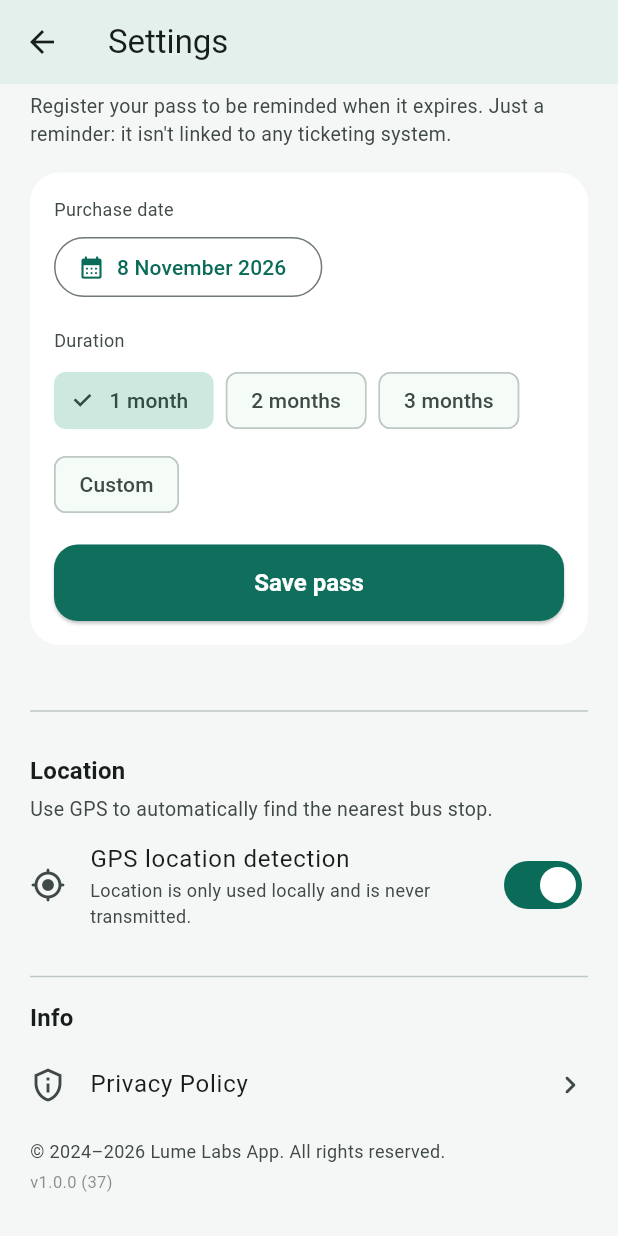
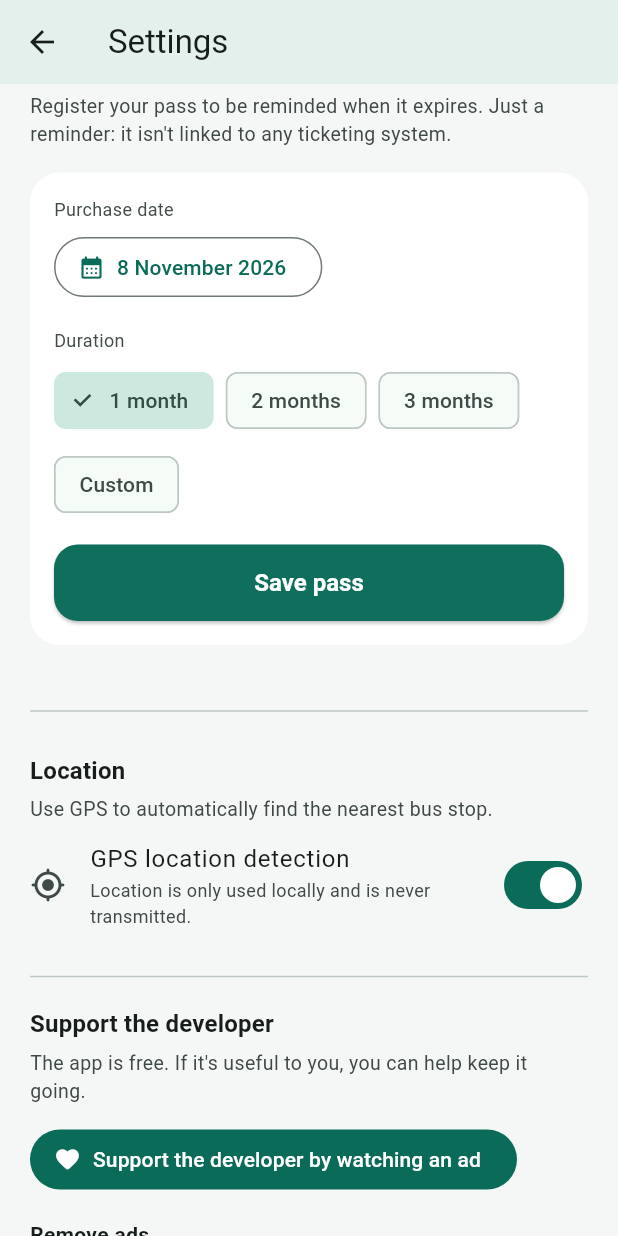
Before and after one commit to Eddi03R/BUS-Tarragona-Reus, a Flutter app: the SettingsScreen screen opened directly, scrolled down 722 dp, on a phone screen of 412 x 824 dp. Run offline on Flutter 3.47's test engine with Material 3 defaults, Android fonts, the phone set to English and light mode, and no system bars; our stand-ins replace geolocator, google_mobile_ads, in_app_purchase, share_plus, shared_preferences; missing offline and left inert: in_app_purchase_android; accounts and stored records are empty; generated files the repository leaves out were written again; statements that could not run were skipped.

Commit message:
Ads (AdMob banner + rewarded video) and ad-free subscription on Android; support link on web
Co-Authored-By: Claude Sonnet 5.5 <noreply@anthropic.com>
Claude-Session: https://claude.ai/code/session_01UV1EzF4wFADnySSv9XwhHf

```diff
--- /dev/null
+++ b/lib/config/ads_config.dart
@@ -0,0 +1,18 @@
+/// Configurazione pubblicità e abbonamento (solo Android).
+///
+/// Gli ID qui sotto sono gli ID di PROVA ufficiali di Google: mostrano annunci
+/// finti e non fanno guadagnare. Prima del rilascio vanno sostituiti con quelli
+/// reali di AdMob (e l'App ID in android/app/src/main/AndroidManifest.xml).
+class AdsConfig {
+  AdsConfig._();
+
+  // --- AdMob (ID di prova Google) ---
+  static const String bannerUnitId = 'ca-app-pub-3940256099942544/6300978111';
+  static const String rewardedUnitId = 'ca-app-pub-3940256099942544/5224354917';
+
+  // --- Abbonamento "senza pubblicità" (Play Console → Monetizza → Abbonamenti) ---
+  static const String removeAdsProductId = 'remove_ads';
+
+  // --- Link di supporto per il sito (Ko-fi / Buy Me a Coffee ...). Vuoto = nascosto ---
+  static const String supportUrl = '';
+}
--- a/lib/l10n/app_en.arb
+++ b/lib/l10n/app_en.arb
@@ -160,5 +160,23 @@
   "nightMapsNote": "Night buses are not on Google Maps: the route shown may be different.",
   "alightAt": "Get off at:",
   "alightHere": "Get off here",
-  "recommendedLabel": "recommended"
+  "recommendedLabel": "recommended",
+  "supportTitle": "Support the developer",
+  "supportSubtitle": "The app is free. If it's useful to you, you can help keep it going.",
+  "watchAdButton": "Support the developer by watching an ad",
+  "adNotReady": "Ad not ready yet, try again in a few seconds.",
+  "adThanks": "Thanks for your support! 💚",
+  "removeAdsTitle": "Remove ads",
+  "removeAdsMonthly": "{price} / month",
+  "@removeAdsMonthly": { "placeholders": { "price": {} } },
+  "removeAdsYearly": "{price} / year",
+  "@removeAdsYearly": { "placeholders": { "price": {} } },
+  "restorePurchases": "Restore purchases",
+  "premiumActive": "Thank you! You have the ad-free version.",
+  "manageSubscription": "Manage subscription",
+  "adPrivacyOptions": "Ad privacy options",
+  "supportLinkButton": "Support the developer",
+  "subscriptionUnavailable": "Subscription not available right now.",
+  "privacySection5Title": "Ads and purchases",
+  "privacyPolicyP5": "On Android the app shows ads through Google AdMob, which may use the device's advertising ID and similar data to serve ads; in Europe this only happens after your consent, which you can change in Settings. The ad-free subscription is handled by Google Play: the app does not receive or store your payment details. The website shows no ads."
 }
--- a/lib/main.dart
+++ b/lib/main.dart
@@ -4,12 +4,14 @@ import 'package:flutter_localizations/flutter_localizations.dart';
 import 'package:intl/date_symbol_data_local.dart';
 import 'data/schedule_repository.dart';
 import 'screens/home_screen.dart';
+import 'services/ads_controller.dart';
 import 'services/favorites_controller.dart';
 import 'services/locale_controller.dart';
 import 'services/location_controller.dart';
 import 'services/subscription_controller.dart';
 import 'services/theme_controller.dart';
 import 'theme/app_theme.dart';
+import 'widgets/ads_frame.dart';
 
 void main() {
   runApp(const BusApp());
@@ -56,7 +58,7 @@ class BusApp extends StatelessWidget {
             // Forza sempre il formato orario 24h, indipendentemente dal locale del dispositivo.
             return MediaQuery(
               data: MediaQuery.of(context).copyWith(alwaysUse24HourFormat: true),
-              child: child!,
+              child: AdsFrame(child: child!),
             );
           },
           home: const _AppLoader(),
@@ -94,6 +96,8 @@ class _AppLoaderState extends State<_AppLoader> {
       LocaleController.instance.load(),
       LocationController.instance.load(),
     ]);
+    // Pubblicità e acquisti partono in background: non bloccano l'avvio.
+    AdsController.instance.init();
   }
 
   @override
--- a/lib/screens/settings_screen.dart
+++ b/lib/screens/settings_screen.dart
@@ -8,6 +8,7 @@ import '../services/subscription_controller.dart';
 import '../services/theme_controller.dart';
 import '../widgets/christmas_decorations.dart';
 import '../widgets/app_date_picker.dart';
+import '../widgets/support_section.dart';
 import 'privacy_policy_screen.dart';
 
 class _ThemeOption {
@@ -231,6 +232,8 @@ class _SettingsScreenState extends State<SettingsScreen> {
                 ),
               ),
               const SizedBox(height: 16),
+              const Divider(),
+              const SupportSection(),
               const Divider(),
               const SizedBox(height: 8),
               Text(
--- /dev/null
+++ b/lib/services/ads/ads_backend.dart
@@ -0,0 +1,42 @@
+import 'package:flutter/widgets.dart';
+import 'ads_backend_stub.dart' if (dart.library.io) 'ads_backend_mobile.dart'
+    as impl;
+
+enum SubPeriod { monthly, yearly }
+
+/// Un'offerta di abbonamento mostrabile all'utente.
+class SubProduct {
+  final SubPeriod period;
+  final String price; // già formattato dallo store, es. "0,99 €"
+  final Object raw; // dettagli specifici della piattaforma
+  const SubProduct({required this.period, required this.price, required this.raw});
+}
+
+/// Cosa il backend può comunicare al controller.
+abstract class AdsHost {
+  void setCanRequestAds(bool value);
+  void setPremium(bool value);
+  void setProducts(List<SubProduct> products);
+  void setPrivacyOptionsRequired(bool value);
+  void notifyChanged();
+}
+
+/// Implementazione specifica di piattaforma (Android: AdMob + Play Billing;
+/// web/altro: nessuna funzione). Il file stub evita di compilare i plugin
+/// mobili nella build web.
+abstract class AdsBackend {
+  static AdsBackend create() => impl.createBackend();
+
+  bool get supported;
+  Future<void> init(AdsHost host);
+  Widget banner();
+  bool get rewardedReady;
+
+  /// true se l'utente ha guardato il video fino alla ricompensa.
+  Future<bool> showRewarded();
+
+  /// Avvia l'acquisto; l'esito arriva poi via [AdsHost.setPremium].
+  Future<void> buy(SubProduct product);
+  Future<void> restore();
+  Future<void> showPrivacyOptions();
+}
--- /dev/null
+++ b/lib/services/ads_controller.dart
@@ -0,0 +1,82 @@
+import 'package:flutter/foundation.dart';
+import 'package:flutter/widgets.dart';
+import 'package:shared_preferences/shared_preferences.dart';
+import 'ads/ads_backend.dart';
+
+/// Stato di pubblicità e abbonamento "senza pubblicità".
+/// Su web e piattaforme non supportate resta tutto spento.
+class AdsController extends ChangeNotifier implements AdsHost {
+  AdsController._();
+  static final AdsController instance = AdsController._();
+
+  static const _premiumKey = 'ads_premium';
+
+  final AdsBackend _backend = AdsBackend.create();
+
+  bool _premium = false;
+  bool _canRequestAds = false;
+  bool _privacyOptionsRequired = false;
+  List<SubProduct> _products = const [];
+
+  bool get supported => _backend.supported;
+  bool get premium => _premium;
+  List<SubProduct> get products => _products;
+  bool get privacyOptionsRequired => _privacyOptionsRequired;
+  bool get rewardedReady => _backend.rewardedReady;
+
+  /// Banner visibile solo se: piattaforma supportata, non abbonato, consenso ok.
+  bool get showAds => supported && !_premium && _canRequestAds;
+
+  Widget banner() => _backend.banner();
+
+  Future<void> init() async {
+    try {
+      final prefs = await SharedPreferences.getInstance();
+      _premium = prefs.getBool(_premiumKey) ?? false;
+    } catch (_) {}
+    notifyListeners();
+    if (!supported) return;
+    try {
+      await _backend.init(this);
+    } catch (e) {
+      debugPrint('Ads init failed: $e');
+    }
+  }
+
+  Future<bool> watchRewardedAd() => _backend.showRewarded();
+  Future<void> buy(SubProduct p) => _backend.buy(p);
+  Future<void> restore() => _backend.restore();
+  Future<void> showPrivacyOptions() => _backend.showPrivacyOptions();
+
+  // ---- AdsHost ----
+  @override
+  void setCanRequestAds(bool value) {
+    _canRequestAds = value;
+    notifyListeners();
+  }
+
+  @override
+  void setPremium(bool value) {
+    if (_premium == value) return;
+    _premium = value;
+    notifyListeners();
+    SharedPreferences.getInstance()
+        .then((p) => p.setBool(_premiumKey, value))
+        .catchError((_) => false);
+  }
+
+  @override
+  void setProducts(List<SubProduct> products) {
+    _products = products;
+    notifyListeners();
+  }
+
+  @override
+  void setPrivacyOptionsRequired(bool value) {
+    _privacyOptionsRequired = value;
+    notifyListeners();
+  }
+
+  @override
+  void notifyChanged() => notifyListeners();
+}
--- /dev/null
+++ b/lib/widgets/support_section.dart
@@ -0,0 +1,145 @@
+import 'package:flutter/material.dart';
+import 'package:reus_tarragona_bus/l10n/app_localizations.dart';
+import 'package:url_launcher/url_launcher.dart';
+import '../config/ads_config.dart';
+import '../services/ads/ads_backend.dart';
+import '../services/ads_controller.dart';
+
+/// Sezione "Supporta lo sviluppatore" nelle Impostazioni.
+/// Android: video con ricompensa + abbonamento senza pubblicità.
+/// Web: solo il link di supporto (se configurato).
+class SupportSection extends StatelessWidget {
+  const SupportSection({super.key});
+
+  @override
+  Widget build(BuildContext context) {
+    final ads = AdsController.instance;
+    return ListenableBuilder(
+      listenable: ads,
+      builder: (context, _) {
+        final l = AppLocalizations.of(context)!;
+        final scheme = Theme.of(context).colorScheme;
+
+        if (!ads.supported) {
+          if (AdsConfig.supportUrl.isEmpty) return const SizedBox.shrink();
+          return _Block(
+            title: l.supportTitle,
+            subtitle: l.supportSubtitle,
+            children: [
+              FilledButton.icon(
+                onPressed: () => launchUrl(Uri.parse(AdsConfig.supportUrl),
+                    mode: LaunchMode.externalApplication),
+                icon: const Icon(Icons.favorite_rounded),
+                label: Text(l.supportLinkButton),
+              ),
+            ],
+          );
+        }
+
+        if (ads.premium) {
+          return _Block(
+            title: l.supportTitle,
+            subtitle: l.premiumActive,
+            children: [
+              OutlinedButton.icon(
+                onPressed: () => launchUrl(
+                    Uri.parse('https://play.google.com/store/account/subscriptions'),
+                    mode: LaunchMode.externalApplication),
+                icon: const Icon(Icons.manage_accounts_rounded),
+                label: Text(l.manageSubscription),
+              ),
+            ],
+          );
+        }
+
+        return _Block(
+          title: l.supportTitle,
+          subtitle: l.supportSubtitle,
+          children: [
+            FilledButton.icon(
+              onPressed: () async {
+                final messenger = ScaffoldMessenger.of(context);
+                if (!ads.rewardedReady) {
+                  messenger.showSnackBar(SnackBar(content: Text(l.adNotReady)));
+                  return;
+                }
+                final earned = await ads.watchRewardedAd();
+                if (earned) {
+                  messenger.showSnackBar(SnackBar(content: Text(l.adThanks)));
+                }
+              },
+              icon: const Icon(Icons.favorite_rounded),
+              label: Text(l.watchAdButton, textAlign: TextAlign.center),
+            ),
+            const SizedBox(height: 16),
+            Text(l.removeAdsTitle,
+                style: const TextStyle(fontWeight: FontWeight.w700)),
+            const SizedBox(height: 8),
+            if (ads.products.isEmpty)
+              Text(l.subscriptionUnavailable,
+                  style: TextStyle(fontSize: 12, color: scheme.onSurfaceVariant))
+            else
+              Row(
+                children: [
+                  for (final p in ads.products) ...[
+                    Expanded(
+                      child: OutlinedButton(
+                        onPressed: () => ads.buy(p),
+                        child: Text(
+                          p.period == SubPeriod.yearly
+                              ? l.removeAdsYearly(p.price)
+                              : l.removeAdsMonthly(p.price),
+                          textAlign: TextAlign.center,
+                        ),
+                      ),
+                    ),
+                    if (p != ads.products.last) const SizedBox(width: 10),
+                  ],
+                ],
+              ),
+            TextButton(
+              onPressed: ads.restore,
+              child: Text(l.restorePurchases),
+            ),
+            if (ads.privacyOptionsRequired)
+              TextButton(
+                onPressed: ads.showPrivacyOptions,
+                child: Text(l.adPrivacyOptions),
+              ),
+          ],
+        );
+      },
+    );
+  }
+}
+
+class _Block extends StatelessWidget {
+  final String title;
+  final String subtitle;
+  final List<Widget> children;
+  const _Block({required this.title, required this.subtitle, required this.children});
+
+  @override
+  Widget build(BuildContext context) {
+    return Padding(
+      padding: const EdgeInsets.symmetric(vertical: 12),
+      child: Column(
+        crossAxisAlignment: CrossAxisAlignment.start,
+        children: [
+          Text(title,
+              style: Theme.of(context)
+                  .textTheme
+                  .titleMedium
+                  ?.copyWith(fontWeight: FontWeight.w700)),
+          const SizedBox(height: 4),
+          Text(subtitle,
+              style: TextStyle(
+                  fontSize: 13,
+                  color: Theme.of(context).colorScheme.onSurfaceVariant)),
+          const SizedBox(height: 12),
+          ...children,
+        ],
+      ),
+    );
+  }
+}
--- a/pubspec.yaml
+++ b/pubspec.yaml
@@ -4,7 +4,7 @@ publish_to: 'none'
 version: 1.0.0+37
 
 environment:
-  sdk: '>=3.5.0 <4.0.0'
+  sdk: '>=3.10.0 <4.0.0'
 
 dependencies:
   flutter:
@@ -18,6 +18,9 @@ dependencies:
   share_plus: ^10.1.2
   geolocator: ^13.0.2
   url_launcher: ^6.3.0
+  google_mobile_ads: ^9.0.0
+  in_app_purchase: ^3.3.1
+  in_app_purchase_android: ^0.5.0
 
 dev_dependencies:
   flutter_test:
```
Also changed, not shown: lib/l10n/app_ca.arb (+19 -1 lines), lib/l10n/app_de.arb (+19 -1 lines), lib/l10n/app_es.arb (+19 -1 lines), lib/l10n/app_it.arb (+19 -1 lines), lib/screens/privacy_policy_screen.dart (+7 -0 lines), lib/services/ads/ads_backend_mobile.dart (added, +229 -0 lines), lib/services/ads/ads_backend_stub.dart (added, +24 -0 lines), lib/widgets/ads_frame.dart (added, +42 -0 lines), 1 other file.
